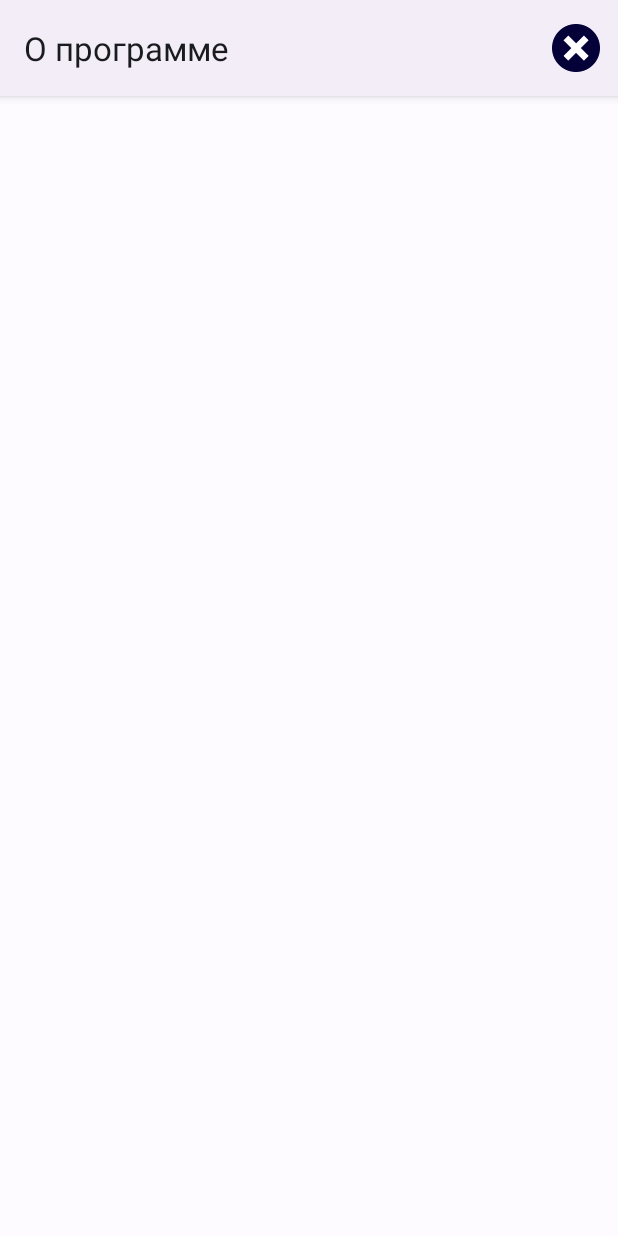
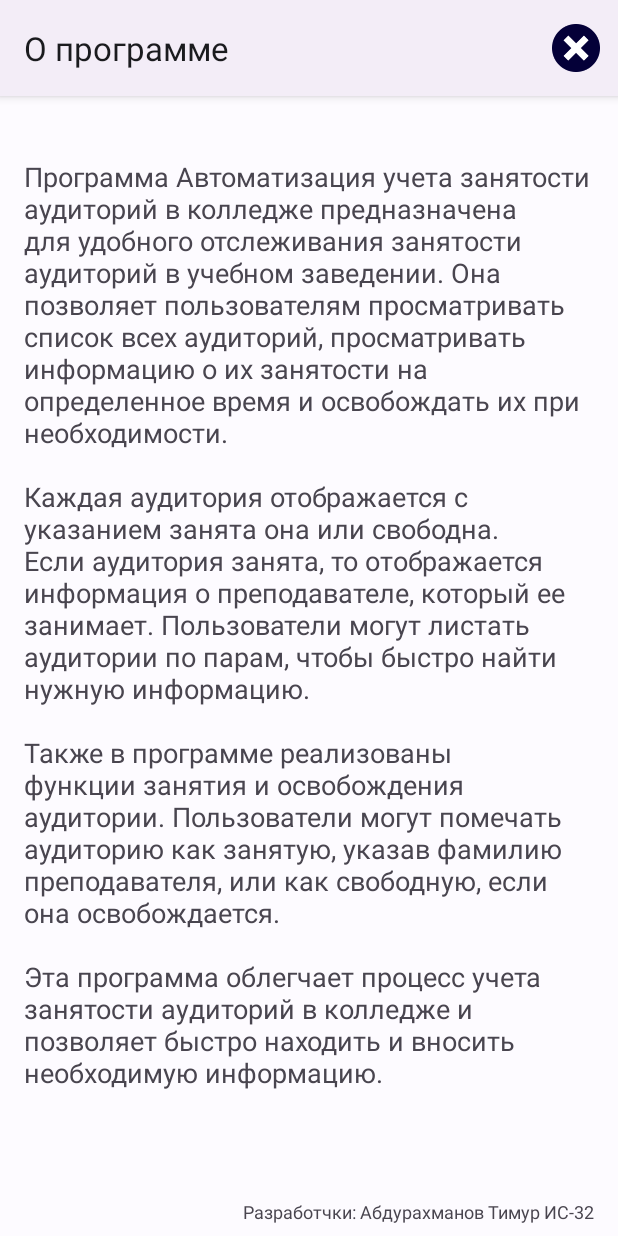
Before and after one commit to TimurAbdur/Audiences_PP, an Android app: the About screen opened directly, with no data from a screen before it, on a phone screen of 412 x 824 dp. Run offline under Robolectric (Android 15) with nearby library versions, the phone set to English and light mode, and no system bars.

Commit message:
Add abot text

```diff
--- a/app/src/main/res/layout/activity_about.xml
+++ b/app/src/main/res/layout/activity_about.xml
@@ -6,4 +6,35 @@
     android:layout_height="match_parent"
     tools:context=".About">
 
+    <TextView
+        android:id="@+id/textView"
+        android:layout_width="match_parent"
+        android:layout_height="669dp"
+        android:layout_marginStart="16dp"
+        android:layout_marginTop="24dp"
+        android:layout_marginEnd="16dp"
+        android:layout_marginBottom="32dp"
+        android:text="@string/about"
+        android:textAlignment="gravity"
+        android:textSize="18sp"
+        app:layout_constraintBottom_toBottomOf="parent"
+        app:layout_constraintEnd_toEndOf="parent"
+        app:layout_constraintStart_toStartOf="parent"
+        app:layout_constraintTop_toTopOf="parent" />
+
+    <TextView
+        android:id="@+id/textView3"
+        android:layout_width="wrap_content"
+        android:layout_height="wrap_content"
+        android:layout_marginEnd="16dp"
+        android:layout_marginBottom="8dp"
+        android:text="Разработчки: Абдурахманов Тимур ИС-32"
+        android:textSize="12sp"
+        app:layout_constraintBottom_toBottomOf="parent"
+        app:layout_constraintEnd_toEndOf="parent"
+        app:layout_constraintHorizontal_bias="1.0"
+        app:layout_constraintStart_toStartOf="parent"
+        app:layout_constraintTop_toBottomOf="@+id/textView"
+        app:layout_constraintVertical_bias="1.0" />
+
 </androidx.constraintlayout.widget.ConstraintLayout>
--- a/app/src/main/res/values/strings.xml
+++ b/app/src/main/res/values/strings.xml
@@ -1,6 +1,7 @@
 <resources>
     <string name="app_name">Занятость аудиторий</string>
     <string name="desc">На главном экране расположена кнопка: "Загрузить аудитории". При нажатии на неё можно получить доступ к актуальной занятости аудиторий.</string>
+    <string name="about">Программа "Автоматизация учета занятости аудиторий в колледже" предназначена для удобного отслеживания занятости аудиторий в учебном заведении. Она позволяет пользователям просматривать список всех аудиторий, просматривать информацию о их занятости на определенное время и освобождать их при необходимости.\n\nКаждая аудитория отображается с указанием занята она или свободна. Если аудитория занята, то отображается информация о преподавателе, который ее занимает. Пользователи могут листать аудитории по парам, чтобы быстро найти нужную информацию.\n\nТакже в программе реализованы функции занятия и освобождения аудитории. Пользователи могут помечать аудиторию как занятую, указав фамилию преподавателя, или как свободную, если она освобождается.\n\nЭта программа облегчает процесс учета занятости аудиторий в колледже и позволяет быстро находить и вносить необходимую информацию.</string>
 
     <string name="lesson_1">Пара 1\n8:30-9:50</string>
     <string name="lesson_2">Пара 2\n10:00-11:20"</string>
```
Also changed, not shown: app/src/main/res/layout/activity_free_the_audience.xml (+5 -2 lines), app/src/main/res/layout/activity_occupy_the_audiences.xml (+5 -2 lines).
